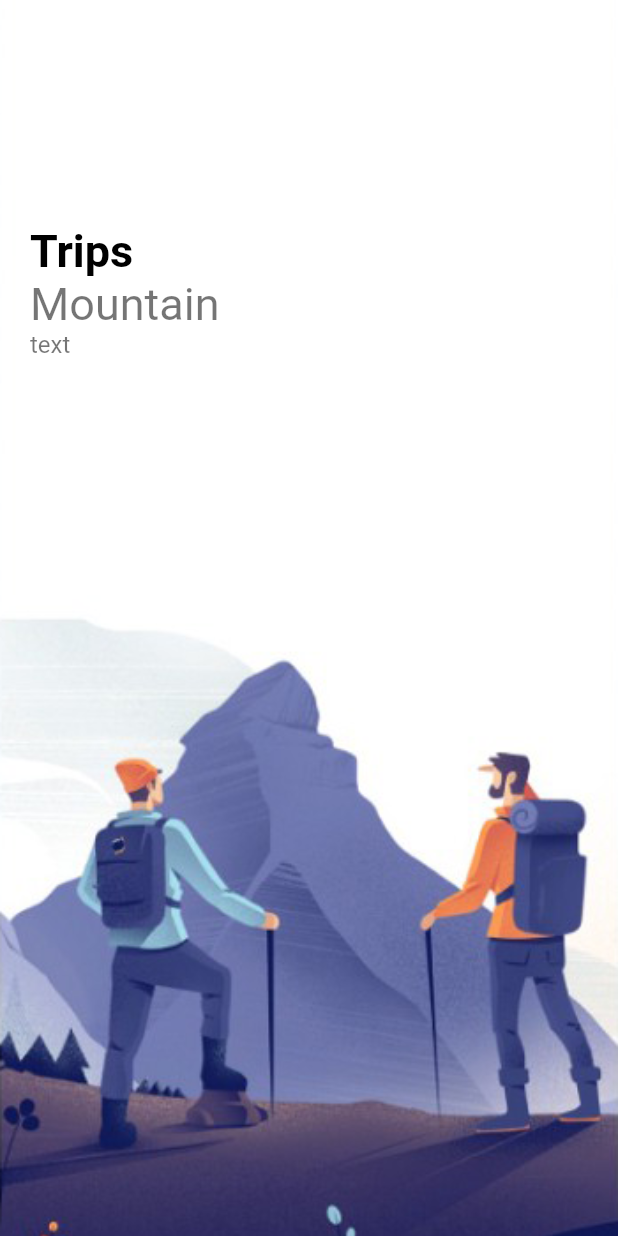
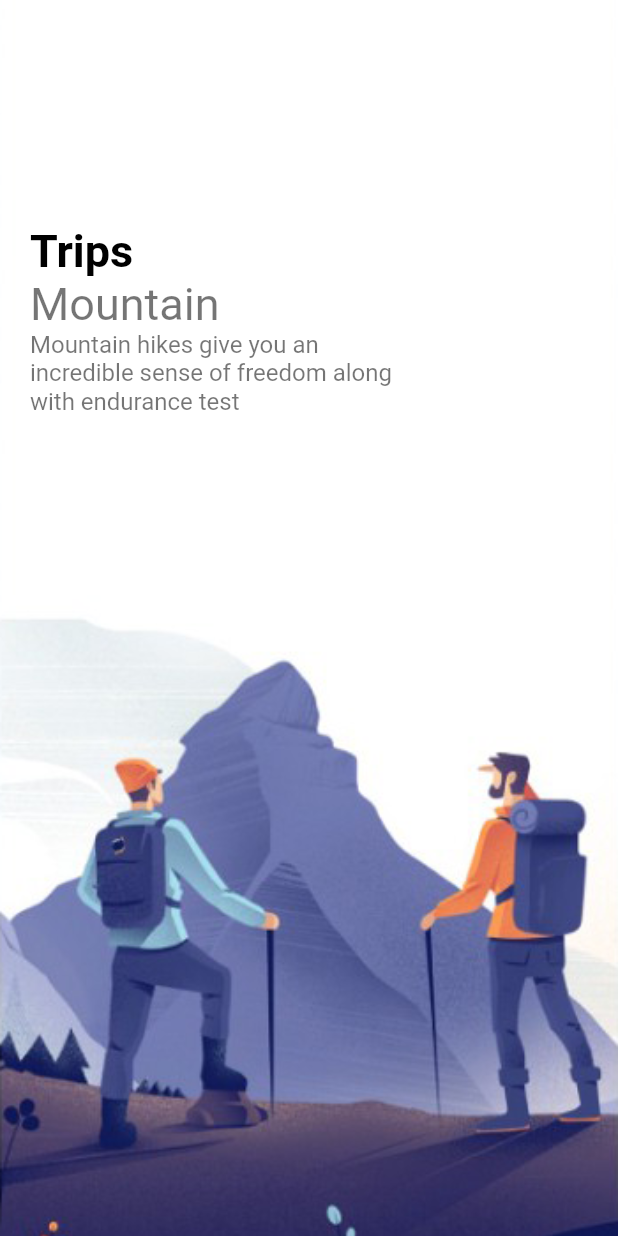
Before and after one commit to imjmakki/Travel-App, a Flutter app: the screen it shows after launch, on a phone screen of 412 x 824 dp. Run offline on Flutter 3.47's test engine with Material 2 defaults, Android fonts, the phone set to English and light mode, and no system bars.

Commit message:
Travel Project

```diff
--- a/lib/pages/welcome_page.dart
+++ b/lib/pages/welcome_page.dart
@@ -46,7 +46,8 @@ class _WelcomePageState extends State<WelcomePage> {
                         Container(
                           width: 250,
                           child: AppText(
-                            text: "text",
+                            text:
+                                "Mountain hikes give you an incredible sense of freedom along with endurance test",
                           ),
                         ),
                       ],
```
